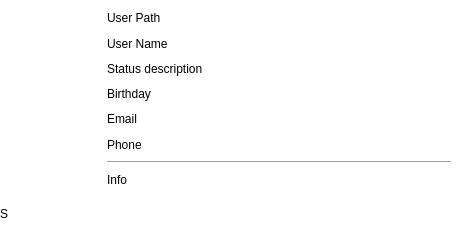
Qt form src/desktop/GuiVCard.ui (Stkai/BeeBEEP) before a commit.
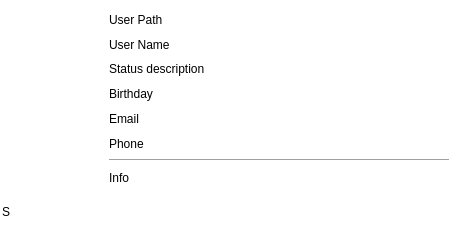
The same form after that commit. Icons and pictures are not drawn.

```diff
--- a/src/desktop/GuiVCard.ui
+++ b/src/desktop/GuiVCard.ui
@@ -82,16 +82,16 @@
   </property>
   <layout class="QGridLayout" name="gridLayout">
    <property name="leftMargin">
-    <number>0</number>
+    <number>2</number>
    </property>
    <property name="topMargin">
-    <number>0</number>
+    <number>2</number>
    </property>
    <property name="rightMargin">
-    <number>0</number>
+    <number>2</number>
    </property>
    <property name="bottomMargin">
-    <number>0</number>
+    <number>2</number>
    </property>
    <property name="spacing">
     <number>0</number>
```
